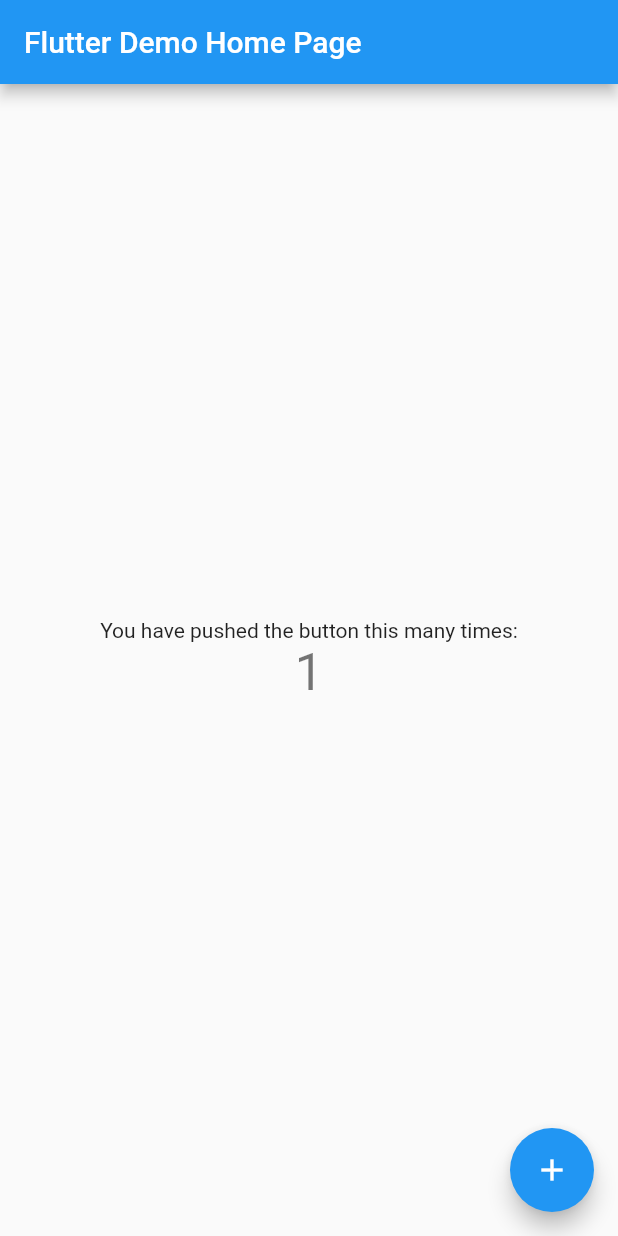
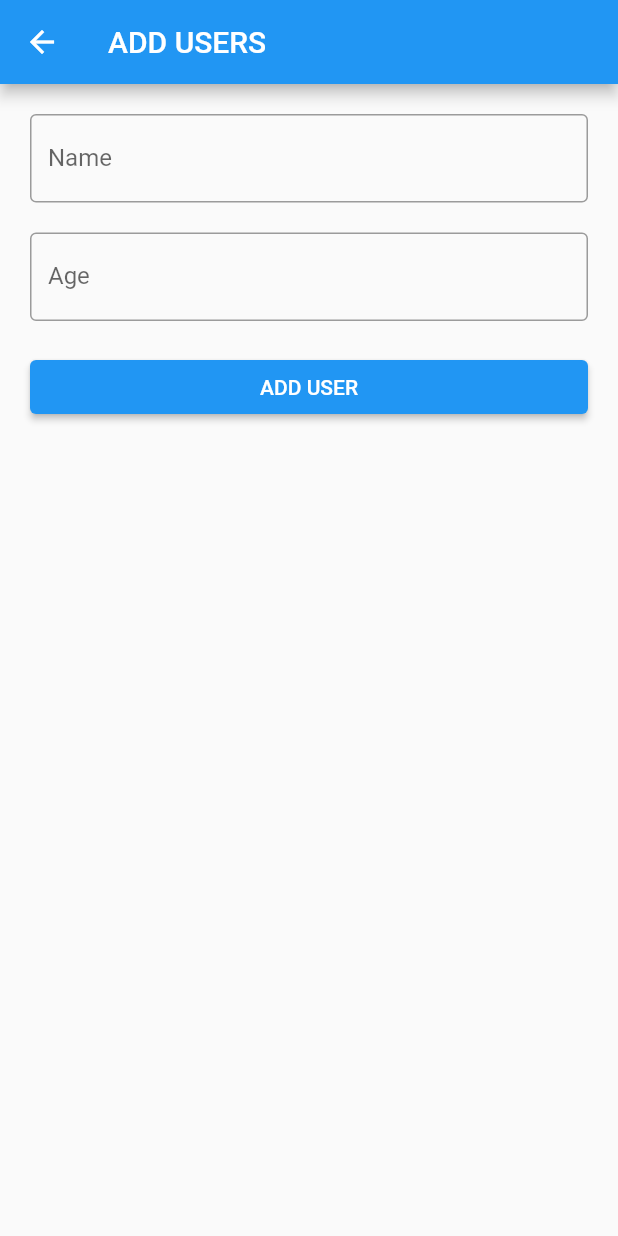
Before and after one commit to irfanzidniofficial/flutter_crud_bloc, a Flutter app: the screen it shows after launch, after a tap on the "add" icon, on a phone screen of 412 x 824 dp. Run offline on Flutter 3.47's test engine with Material 2 defaults, Android fonts, the phone set to English and light mode, and no system bars; our stand-ins replace bloc, flutter_bloc.

Commit message:
create ui

```diff
--- /dev/null
+++ b/lib/app.dart
@@ -0,0 +1,30 @@
+import 'package:flutter/material.dart';
+import 'package:flutter_crud_bloc/bloc/export.dart';
+import 'pages/home/home.dart';
+
+class App extends StatelessWidget {
+  const App({super.key});
+
+  @override
+  Widget build(BuildContext context) {
+    return MultiBlocProvider(
+      providers: [
+        BlocProvider(
+          create: (context) => UserBloc(),
+        )
+      ],
+      child: const AppView(),
+    );
+  }
+}
+
+class AppView extends StatelessWidget {
+  const AppView({super.key});
+
+  @override
+  Widget build(BuildContext context) {
+    return const MaterialApp(
+      home: HomePage(),
+    );
+  }
+}
--- /dev/null
+++ b/lib/bloc/export.dart
@@ -0,0 +1,2 @@
+export 'package:flutter_bloc/flutter_bloc.dart';
+export './user/user_bloc.dart';
--- /dev/null
+++ b/lib/bloc/user/user_bloc.dart
@@ -0,0 +1,13 @@
+import 'package:bloc/bloc.dart';
+import 'package:meta/meta.dart';
+
+part 'user_event.dart';
+part 'user_state.dart';
+
+class UserBloc extends Bloc<UserEvent, UserState> {
+  UserBloc() : super(UserInitial()) {
+    on<UserEvent>((event, emit) {
+      // TODO: implement event handler
+    });
+  }
+}
--- /dev/null
+++ b/lib/bloc/user/user_event.dart
@@ -0,0 +1,4 @@
+part of 'user_bloc.dart';
+
+@immutable
+abstract class UserEvent {}
--- /dev/null
+++ b/lib/bloc/user/user_state.dart
@@ -0,0 +1,6 @@
+part of 'user_bloc.dart';
+
+@immutable
+abstract class UserState {}
+
+class UserInitial extends UserState {}
--- a/lib/main.dart
+++ b/lib/main.dart
@@ -1,115 +1,9 @@
+import 'package:bloc/bloc.dart';
 import 'package:flutter/material.dart';
+import 'package:flutter_crud_bloc/app.dart';
+import 'package:flutter_crud_bloc/general_observer.dart';
 
 void main() {
-  runApp(const MyApp());
+  Bloc.observer = MyObserver();
+  runApp(const App());
 }
-
-class MyApp extends StatelessWidget {
-  const MyApp({super.key});
-
-  // This widget is the root of your application.
-  @override
-  Widget build(BuildContext context) {
-    return MaterialApp(
-      title: 'Flutter Demo',
-      theme: ThemeData(
-        // This is the theme of your application.
-        //
-        // Try running your application with "flutter run". You'll see the
-        // application has a blue toolbar. Then, without quitting the app, try
-        // changing the primarySwatch below to Colors.green and then invoke
-        // "hot reload" (press "r" in the console where you ran "flutter run",
-        // or simply save your changes to "hot reload" in a Flutter IDE).
-        // Notice that the counter didn't reset back to zero; the application
-        // is not restarted.
-        primarySwatch: Colors.blue,
-      ),
-      home: const MyHomePage(title: 'Flutter Demo Home Page'),
-    );
-  }
-}
-
-class MyHomePage extends StatefulWidget {
-  const MyHomePage({super.key, required this.title});
-
-  // This widget is the home page of your application. It is stateful, meaning
-  // that it has a State object (defined below) that contains fields that affect
-  // how it looks.
-
-  // This class is the configuration for the state. It holds the values (in this
-  // case the title) provided by the parent (in this case the App widget) and
-  // used by the build method of the State. Fields in a Widget subclass are
-  // always marked "final".
-
-  final String title;
-
-  @override
-  State<MyHomePage> createState() => _MyHomePageState();
-}
-
-class _MyHomePageState extends State<MyHomePage> {
-  int _counter = 0;
-
-  void _incrementCounter() {
-    setState(() {
-      // This call to setState tells the Flutter framework that something has
-      // changed in this State, which causes it to rerun the build method below
-      // so that the display can reflect the updated values. If we changed
-      // _counter without calling setState(), then the build method would not be
-      // called again, and so nothing would appear to happen.
-      _counter++;
-    });
-  }
-
-  @override
-  Widget build(BuildContext context) {
-    // This method is rerun every time setState is called, for instance as done
-    // by the _incrementCounter method above.
-    //
-    // The Flutter framework has been optimized to make rerunning build methods
-    // fast, so that you can just rebuild anything that needs updating rather
-    // than having to individually change instances of widgets.
-    return Scaffold(
-      appBar: AppBar(
-        // Here we take the value from the MyHomePage object that was created by
-        // the App.build method, and use it to set our appbar title.
-        title: Text(widget.title),
-      ),
-      body: Center(
-        // Center is a layout widget. It takes a single child and positions it
-        // in the middle of the parent.
-        child: Column(
-          // Column is also a layout widget. It takes a list of children and
-          // arranges them vertically. By default, it sizes itself to fit its
-          // children horizontally, and tries to be as tall as its parent.
-          //
-          // Invoke "debug painting" (press "p" in the console, choose the
-          // "Toggle Debug Paint" action from the Flutter Inspector in Android
-          // Studio, or the "Toggle Debug Paint" command in Visual Studio Code)
-          // to see the wireframe for each widget.
-          //
-          // Column has various properties to control how it sizes itself and
-          // how it positions its children. Here we use mainAxisAlignment to
-          // center the children vertically; the main axis here is the vertical
-          // axis because Columns are vertical (the cross axis would be
-          // horizontal).
-          mainAxisAlignment: MainAxisAlignment.center,
-          children: <Widget>[
-            const Text(
-              'You have pushed the button this many times:',
-            ),
-            Text(
-              '$_counter',
-              style: Theme.of(context).textTheme.headline4,
-            ),
-          ],
-        ),
-      ),
-      floatingActionButton: FloatingActionButton(
-        onPressed: _incrementCounter,
-        tooltip: 'Increment',
-        child: const Icon(Icons.add),
-      ), // This trailing comma makes auto-formatting nicer for build methods.
-    );
-  }
-}
--- /dev/null
+++ b/lib/pages/add/add.dart
@@ -0,0 +1,41 @@
+import 'package:flutter/material.dart';
+
+class AddPage extends StatelessWidget {
+  const AddPage({super.key});
+
+  @override
+  Widget build(BuildContext context) {
+    return Scaffold(
+      appBar: AppBar(
+        title: const Text('ADD USERS'),
+      ),
+      body: ListView(
+        padding: const EdgeInsets.all(20),
+        children: [
+          const TextField(
+            decoration: InputDecoration(
+              labelText: "Name",
+              border: OutlineInputBorder(),
+            ),
+          ),
+          const SizedBox(
+            height: 20,
+          ),
+          const TextField(
+            decoration: InputDecoration(
+              labelText: "Age",
+              border: OutlineInputBorder(),
+            ),
+          ),
+          const SizedBox(
+            height: 20,
+          ),
+          ElevatedButton(
+            onPressed: () {},
+            child: const Text('ADD USER'),
+          ),
+        ],
+      ),
+    );
+  }
+}
--- /dev/null
+++ b/lib/pages/home/home.dart
@@ -0,0 +1,49 @@
+import 'package:flutter/material.dart';
+import 'package:flutter_crud_bloc/pages/add/add.dart';
+import 'package:flutter_crud_bloc/pages/edit/edit.dart';
+
+class HomePage extends StatelessWidget {
+  const HomePage({super.key});
+
+  @override
+  Widget build(BuildContext context) {
+    return Scaffold(
+      appBar: AppBar(
+        title: const Text('ALL USERS'),
+      ),
+      body: ListView.builder(
+        itemCount: 5,
+        itemBuilder: (context, index) {
+          return ListTile(
+            onTap: () {
+              Navigator.push(
+                context,
+                MaterialPageRoute(builder: (context) => const EditPage()),
+              );
+            },
+            leading: CircleAvatar(
+              child: Text('${index + 1}'),
+            ),
+            title: const Text('Nama User'),
+            subtitle: const Text('Umur User'),
+            trailing: IconButton(
+              onPressed: () {},
+              icon: const Icon(
+                Icons.delete,
+              ),
+            ),
+          );
+        },
+      ),
+      floatingActionButton: FloatingActionButton(
+        onPressed: () {
+          Navigator.push(
+            context,
+            MaterialPageRoute(builder: (context) => const AddPage()),
+          );
+        },
+        child: const Icon(Icons.add),
+      ),
+    );
+  }
+}
```
Also changed, not shown: lib/general_observer.dart (added, +25 -0 lines), lib/pages/edit/edit.dart (added, +41 -0 lines), pubspec.yaml (+4 -13 lines), pubspec.lock, 1 other file.
